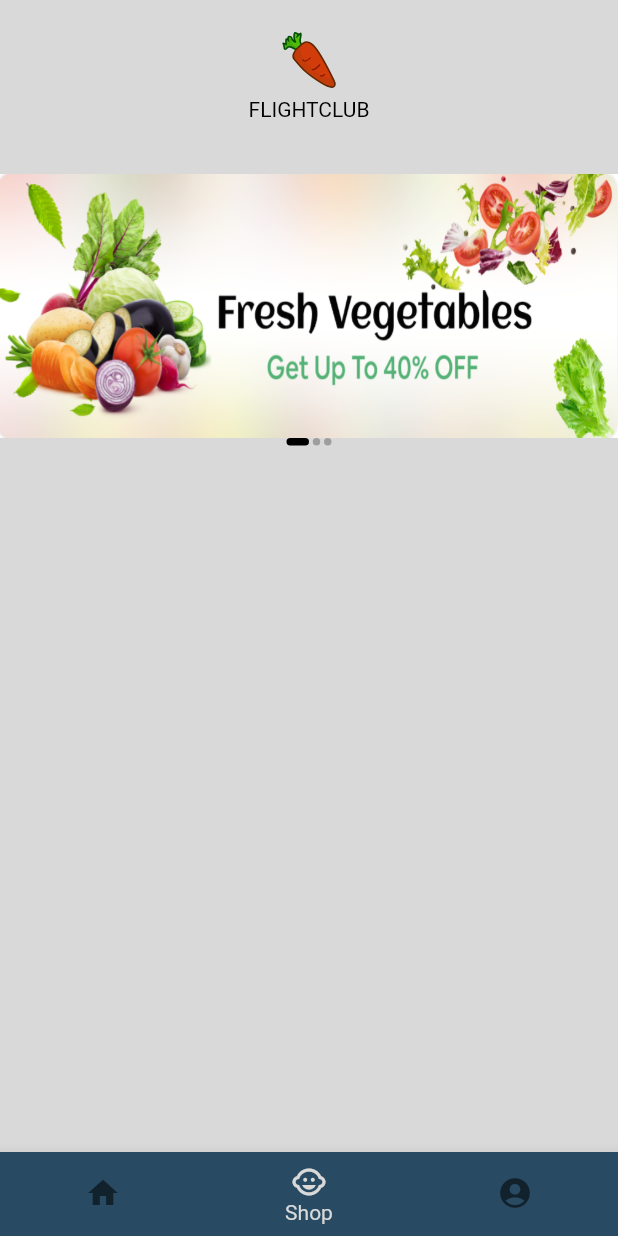
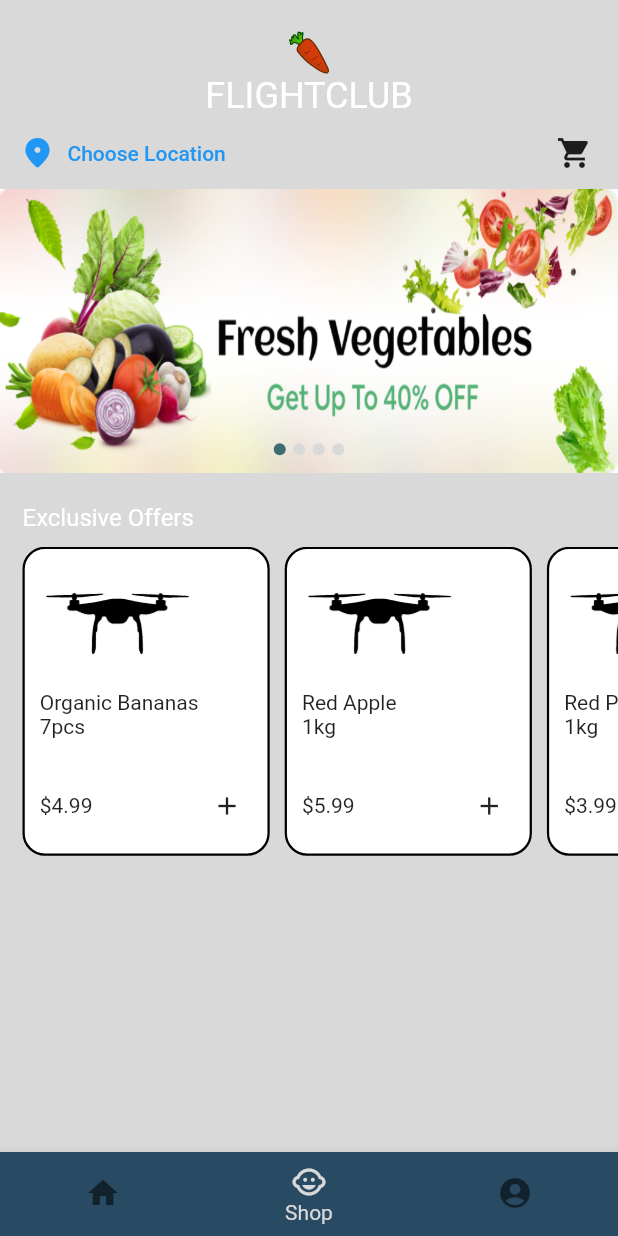
Before and after one commit to ethanlee123/flightclub, a Flutter app: the screen it shows after launch, item 2 of the bottom bar chosen, on a phone screen of 412 x 824 dp. Run offline on Flutter 3.47's test engine with Material 2 defaults, Android fonts, the phone set to English and light mode, and no system bars; drawn by our look-alikes of page_indicator; our stand-ins replace carousel_slider, flutter_dotenv, flutter_svg, geolocator, google_maps_flutter; missing offline and left inert: flutter_polyline_points.

Commit message:
update styling on cart, add named route to choose location button, add exclusive offer cards

```diff
--- a/lib/browse_products/browse_products.dart
+++ b/lib/browse_products/browse_products.dart
@@ -2,6 +2,8 @@ import 'package:flutter/material.dart';
 import 'package:flutter_svg/flutter_svg.dart';
 
 import 'components/banner.dart';
+import 'components/exclusive_offers.dart';
+
 class BrowseProducts extends StatefulWidget {
   const BrowseProducts({Key? key}) : super(key: key);
 
@@ -10,6 +12,8 @@ class BrowseProducts extends StatefulWidget {
 }
 
 class _BrowseProductsState extends State<BrowseProducts> {
+  String _dropoffLocation = 'Choose Location';
+
   @override
   Widget build(BuildContext context) {
     ThemeData themeData = Theme.of(context);
@@ -21,21 +25,47 @@ class _BrowseProductsState extends State<BrowseProducts> {
         child: SingleChildScrollView(
           padding: EdgeInsets.only(top: 20, bottom: 10),
           child: Column(
+            mainAxisAlignment: MainAxisAlignment.center,
             children: [
               SizedBox(
                 child: SvgPicture.asset('assets/images/carrot.svg'),
-                height: 40.0, width: 40.0,
-
+                height: 30.0,
+                width: 30.0,
               ),
-             SizedBox(height: 5.0),
-              Text('flightclub'.toUpperCase(), style: TextStyle(color: Colors.black)),
+              //   SizedBox(height: 5.0),
+              Text('flightclub'.toUpperCase(),
+                  style: themeData.accentTextTheme.headline5),
+              //   SizedBox(height: 10),
+              Padding(
+                padding: const EdgeInsets.symmetric(horizontal: 5.0),
+                child: Row(
+                  mainAxisAlignment: MainAxisAlignment.spaceBetween,
+                  children: <Widget>[
+                    TextButton.icon(
+                      onPressed: () {
+                        Navigator.pushNamed(context, '/home');
+                      },
+                      icon: Icon(Icons.location_on_rounded),
+                      label: Text('$_dropoffLocation'),
+                    ),
+                    Material(
+                      color: Colors.transparent,
+                      child: InkWell(
+                        onTap: () {},
+                        child: IconButton(
+                          icon: Icon(Icons.shopping_cart),
+                          onPressed: () {},
+                        ),
+                      ),
+                    ),
+                  ],
+                ),
+              ),
+              //   SearchField(),
+              Banners(),
               SizedBox(height: 10),
-            //   SearchField(),
-              SizedBox(height: 10),
-              Banners(),
-            //   SizedBox(height: 10),
-            //   _buildSectiontitle('Exclusive Offers', () {}),
-            //   ExclusiveOffers(),
+              _buildSectiontitle('Exclusive Offers', context),
+              ExclusiveOffers(),
               //   SizedBox(height: 10),
               //   _buildSectiontitle('Best Sellings', () {}),
               //   BestSellings(),
@@ -51,25 +81,19 @@ class _BrowseProductsState extends State<BrowseProducts> {
       ),
     );
   }
-//   Widget _buildSectiontitle(String title, [Function onTap]) {
-//     return Padding(
-//       padding: const EdgeInsets.symmetric(horizontal: 15, vertical: 10),
-//       child: Row(
-//         mainAxisAlignment: MainAxisAlignment.spaceBetween,
-//         children: [
-//           Text(
-//             title,
-//             style: kTitleStyle.copyWith(fontSize: 18),
-//           ),
-//           InkWell(
-//             onTap: onTap ?? () {},
-//             child: Text(
-//               'See all',
-//               style: TextStyle(color: kPrimaryColor),
-//             ),
-//           ),
-//         ],
-//       ),
-//     );
-//   }
+
+  Widget _buildSectiontitle(String title, BuildContext context) {
+    return Padding(
+      padding: const EdgeInsets.symmetric(horizontal: 15, vertical: 10),
+      child: Row(
+        mainAxisAlignment: MainAxisAlignment.spaceBetween,
+        children: [
+          Text(
+            title,
+            style: Theme.of(context).accentTextTheme.subtitle1,
+          ),
+        ],
+      ),
+    );
   }
+}
--- a/lib/browse_products/components/banner.dart
+++ b/lib/browse_products/components/banner.dart
@@ -14,12 +14,13 @@ class Banners extends StatefulWidget {
 }
 
 class _BannersState extends State<Banners> with SingleTickerProviderStateMixin {
-  late TabController _tabController;
+  late PageController controller;
+  GlobalKey<PageContainerState> key = GlobalKey();
 
   final List<Widget> _banners = List.generate(
     3,
     (index) => Padding(
-      padding: const EdgeInsets.symmetric(vertical: 15),
+      padding: const EdgeInsets.symmetric(horizontal: 0),
       child: Image.asset(
         'assets/images/vegs_banner.png',
         fit: BoxFit.fill,
@@ -29,90 +30,79 @@ class _BannersState extends State<Banners> with SingleTickerProviderStateMixin {
 
   @override
   void initState() {
+    controller = PageController();
     super.initState();
-    _tabController = TabController(vsync: this, length: _banners.length);
   }
 
   @override
   void dispose() {
-    _tabController.dispose();
+    controller.dispose();
     super.dispose();
   }
 
   @override
   Widget build(BuildContext context) {
     return Container(
-      height: MediaQuery.of(context).size.height * 0.25,
+      height: MediaQuery.of(context).size.height * 0.23,
       width: MediaQuery.of(context).size.width,
-      child: Stack(
-        fit: StackFit.expand,
-        children: [
-            // Text('hi')
-          TabBarView(
+      child: PageIndicatorContainer(
+        child: PageView(
             children: _banners,
-            controller: _tabController,
-          ),
-          Align(
-            alignment: Alignment.bottomCenter,
-            child: Container(
-              margin: const EdgeInsets.only(bottom: 10),
-              width: 30,
-              child: Row(
-                mainAxisAlignment: MainAxisAlignment.spaceBetween,
-                children: List.generate(_banners.length, (index) {
-                  return PageIndicator(
-                    index: index,
-                    controller: _tabController,
-                  );
-                }),
-              ),
-            ),
-          ),
-        ],
+            controller: controller,
+        ),
+        align: IndicatorAlign.bottom,
+        length: 4,
+        indicatorSpace: 5.0,
+        padding: const EdgeInsets.all(12),
+        indicatorColor: Theme.of(context).backgroundColor,
+        indicatorSelectorColor: Theme.of(context).accentColor,
+        shape: IndicatorShape.circle(size: 8),
+        // shape: IndicatorShape.roundRectangleShape(size: Size.square(12),cornerSize: Size.square(3)),
+        // shape: IndicatorShape.oval(size: Size(12, 8)),
       ),
     );
   }
 }
 
-class PageIndicator extends StatefulWidget {
-  final int index;
-  final TabController controller;
-  const PageIndicator({
-    Key? key, required this.index, required this.controller,
-  }) : super(key: key);
+// class PageIndicator extends StatefulWidget {
+//   final int index;
+//   final TabController controller;
+//   const PageIndicator({
+//     Key? key, required this.index, required this.controller,
+//   }) : super(key: key);
 
-  @override
-  _PageIndicatorState createState() => _PageIndicatorState();
-}
+//   @override
+//   _PageIndicatorState createState() => _PageIndicatorState();
+// }
 
-class _PageIndicatorState extends State<PageIndicator> {
+// class _PageIndicatorState extends State<PageIndicator> {
 
-  late bool _expanded;
+//   late bool _expanded;
 
-  @override
-  void initState() {
-    super.initState();
-    _expanded = widget.index == widget.controller.index;
+//   @override
+//   void initState() {
+//     super.initState();
+//     _expanded = widget.index == widget.controller.index;
 
-    // add listener to tabcontroller to update page indicator size
-    widget.controller.addListener(() {
-      setState(() {
-        _expanded = widget.index == widget.controller.index;
-      });
-    });
+//     // add listener to tabcontroller to update page indicator size
+//     widget.controller.addListener(() {
+//       setState(() {
+//         _expanded = widget.index == widget.controller.index;
+//       });
+//     });
 
-  }
+//   }
 
-  @override
-  Widget build(BuildContext context) {
-    return AnimatedContainer(
-      duration: Duration(milliseconds: 300),
-      width: _expanded ? 15 : 5,
-      height: 5,
-      decoration: BoxDecoration(
-        borderRadius: BorderRadius.circular(15),
-        color: _expanded ? Colors.black : Colors.grey,
-      ),
-    );
-  }
-}
+//   @override
+//   Widget build(BuildContext context) {
+//     return AnimatedContainer(
+//       duration: Duration(milliseconds: 300),
+//       width: _expanded ? 15 : 5,
+//       height: 5,
+//       decoration: BoxDecoration(
+//         borderRadius: BorderRadius.circular(15),
+//         color: _expanded ? Colors.black : Colors.grey,
+//       ),
+//     );
+//   }
+// }
--- /dev/null
+++ b/lib/browse_products/components/exclusive_offers.dart
@@ -0,0 +1,53 @@
+import '../../models/product_data.dart';
+import 'package:flutter/material.dart';
+
+
+// import 'grocery_item.dart';ks
+import 'product_card.dart';
+
+class ExclusiveOffers extends StatelessWidget {
+  ExclusiveOffers({
+    Key? key,
+  }) : super(key: key);
+
+  final List<Product> _items = [
+    Product(
+      name: 'Organic Bananas',
+      url: 'assets/images/drone_art.png',
+      description: '7pcs',
+      price: 4.99,
+    ),
+    Product(
+      name: 'Red Apple',
+      url: 'assets/images/drone_art.png',
+      description: '1kg',
+      price: 5.99,
+    ),
+    Product(
+      name: 'Red Pepper',
+      url: 'assets/images/drone_art.png',
+      description: '1kg',
+      price: 3.99,
+    ),
+    Product(
+      name: 'Red Apple',
+      url: 'assets/images/drone_art.png',
+      description: '1kg',
+      price: 5.99,
+    ),
+  ];
+
+  @override
+  Widget build(BuildContext context) {
+    return Container(
+      height: MediaQuery.of(context).size.height * 0.25,
+      child: ListView.separated(
+        padding: const EdgeInsets.symmetric(horizontal: 15),
+        scrollDirection: Axis.horizontal,
+        itemCount: _items.length,
+        itemBuilder: (_, i) => ProductCard(item: _items[i]),
+        separatorBuilder: (_, __) => SizedBox(width: 10),
+      ),
+    );
+  }
+}
--- /dev/null
+++ b/lib/browse_products/components/product_card.dart
@@ -0,0 +1,80 @@
+
+import 'package:flightclub/models/product_data.dart';
+import 'package:flutter/material.dart';
+// import 'package:grocery_shop/models/models.dart';
+// import 'package:grocery_shop/screens/details_screen/item_details_screen.dart';
+
+// import '../../../constants.dart';
+// import '../../../mq.dart';
+
+class ProductCard extends StatelessWidget {
+  final Product item;
+  const ProductCard({
+    Key? key,
+    required this.item,
+  }) : super(key: key);
+
+  void onTap(BuildContext context) {
+    // Navigator.of(context)
+    //     .push(MaterialPageRoute(builder: (_) => ItemDetailsSreen(item: item)));
+  }
+
+  @override
+  Widget build(BuildContext context) {
+    return InkWell(
+      onTap: () => onTap(context),
+      child: Container(
+
+        padding: const EdgeInsets.symmetric(vertical: 15, horizontal: 10),
+        width: MediaQuery.of(context).size.width * 0.4,
+        decoration: BoxDecoration(
+              color: Colors.white,
+          border: Border.all(color: Colors.black, width: 1.5),
+          borderRadius: BorderRadius.circular(15),
+        ),
+        child: LayoutBuilder(
+          builder: (_, constraints) {
+            return Column(
+              crossAxisAlignment: CrossAxisAlignment.start,
+              children: [
+                Hero(
+                  tag: item.hashCode,
+                  child: Image.asset(
+                    item.url,
+                    height: constraints.maxHeight * 0.4,
+                  ),
+                ),
+                SizedBox(height: 10),
+                Text(item.name,),
+                Text(item.description,),
+                Spacer(),
+                Row(
+                  mainAxisAlignment: MainAxisAlignment.spaceBetween,
+                  children: [
+                    Text(
+                      '\$${item.price}',
+                    //   style: kTitleStyle.copyWith(fontWeight: FontWeight.w700),
+                    ),
+                    Container(
+
+                      padding: const EdgeInsets.all(7),
+                      decoration: BoxDecoration(
+                        // color: kPrimaryColor,
+                        borderRadius: BorderRadius.circular(10),
+                      ),
+                      child: Icon(
+                        Icons.add,
+                        size: 20,
+                        // color: Colors.white,
+                      ),
+                    ),
+                  ],
+                ),
+              ],
+            );
+          },
+        ),
+      ),
+    );
+  }
+}
--- a/lib/custom_theme.dart
+++ b/lib/custom_theme.dart
@@ -26,7 +26,7 @@ class CustomTheme with ChangeNotifier {
         titleTextStyle: TextStyle(color: Colors.white),
       ),
       primaryColor: Color(0xFF353535), // dark grey
-      accentColor: Color(0xFF3C6E71),
+      accentColor: Color(0xFF3C6E71), //turquoise
       backgroundColor: Color(0xFFD9D9D9),
       primaryTextTheme: TextTheme(
         headline3: TextStyle(
@@ -72,6 +72,15 @@ class CustomTheme with ChangeNotifier {
         headline4: TextStyle(
           fontFamily: 'Caveat',
           fontWeight: FontWeight.bold,
+        ),
+        headline5: TextStyle(
+          color: Color(0xFF3C6E71),
+          fontFamily: 'Caveat',
+          fontWeight: FontWeight.bold,
+        ),
+        subtitle1: TextStyle( //Used in shop tab
+          color: Color(0xFF353535),
+          fontSize: 12.0,
         ),
         subtitle2: TextStyle( // Used in checkout summary page
             color: Color.fromRGBO(217, 217, 217, 0.5),
--- /dev/null
+++ b/lib/models/product_data.dart
@@ -0,0 +1,8 @@
+class Product {
+  final String name;
+  final String url;
+  final String description;
+  final double price;
+
+  Product({required this.name, required this.url, required this.description, required this.price});
+}
--- a/pubspec.yaml
+++ b/pubspec.yaml
@@ -37,7 +37,6 @@ dependencies:
   flutter_secure_storage: ^4.2.1
   flutter_dotenv: ^5.0.0
   flutter_svg: ^0.22.0
-  smooth_page_indicator: ^0.2.3
   page_indicator: ^0.4.1
 
 dev_dependencies:
```
Also changed, not shown: pubspec.lock. Lines whose indentation alone changed are shown as unchanged.
